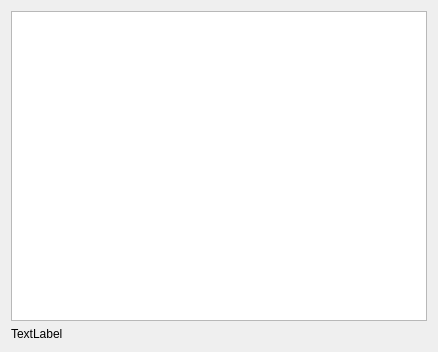
Old version of the form dialogs/coverbrowserwidgetUI.ui in the repository marco-mania/audex-old.
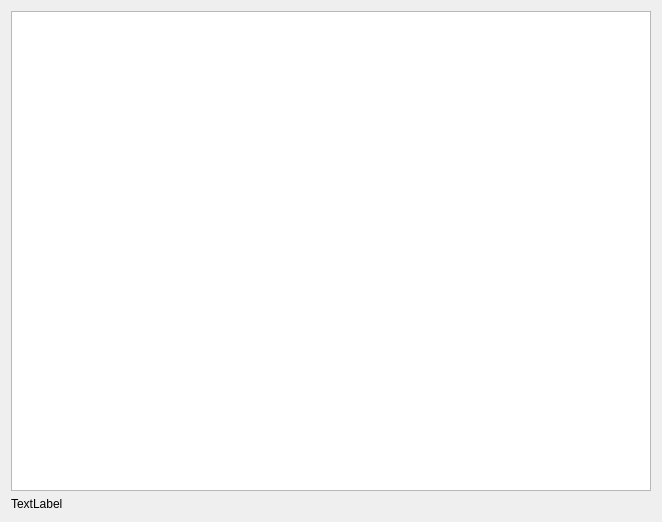
New version of the form. Custom widgets are drawn as their Qt base class.

```diff
--- a/dialogs/coverbrowserwidgetUI.ui
+++ b/dialogs/coverbrowserwidgetUI.ui
@@ -5,8 +5,8 @@
    <rect>
     <x>0</x>
     <y>0</y>
-    <width>438</width>
-    <height>352</height>
+    <width>648</width>
+    <height>509</height>
    </rect>
   </property>
   <property name="windowTitle" >
@@ -14,7 +14,14 @@
   </property>
   <layout class="QGridLayout" >
    <item row="0" column="0" >
-    <widget class="KListWidget" name="listWidget" />
+    <widget class="KListWidget" name="listWidget" >
+     <property name="minimumSize" >
+      <size>
+       <width>640</width>
+       <height>480</height>
+      </size>
+     </property>
+    </widget>
    </item>
    <item row="1" column="0" >
     <widget class="QLabel" name="label" >
```
